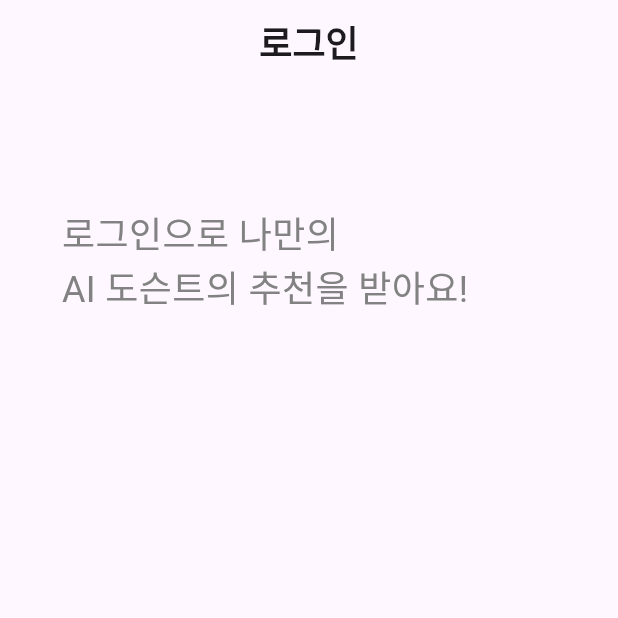
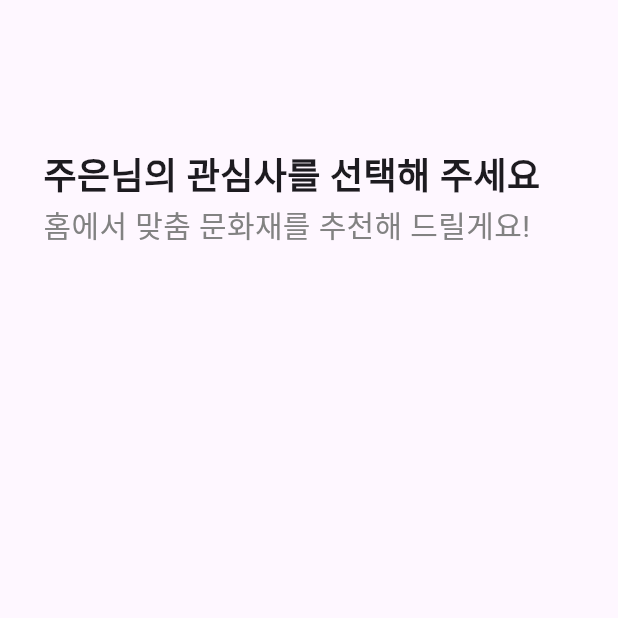
Before and after one commit to qkrtnwjd4212/sw_univ_digital_competition, a Flutter app: the screen it shows after launch, on a phone screen of 412 x 824 dp, the top half of it. Run offline on Flutter 3.47's test engine with Material 3 defaults, Android fonts, the phone set to English and light mode, and no system bars.

Commit message:
/#1/OAuth 기타등등

```diff
--- /dev/null
+++ b/lib/OAuth/interest_selection.dart
@@ -0,0 +1,47 @@
+import 'package:docent/commons/color_pallet.dart';
+import 'package:flutter/material.dart';
+
+class SelectionScreen extends StatefulWidget {
+  const SelectionScreen({super.key});
+
+  @override
+  State<SelectionScreen> createState() => _SelectionScreenState();
+}
+
+class _SelectionScreenState extends State<SelectionScreen> {
+  var username = "주은";
+
+  @override
+  Widget build(BuildContext context) {
+    ColorPallet colorPallet = ColorPallet();
+    final double height = MediaQuery.of(context).size.height;
+    final double width = MediaQuery.of(context).size.width;
+
+    return Scaffold(
+      body: Column(
+        children: [
+          Container(
+            margin: EdgeInsets.fromLTRB(width * 0.07, height * 0.12, width * 0.07, height * 0.05),
+            child: Column(
+                crossAxisAlignment: CrossAxisAlignment.start,
+                children: [
+                  Text("${username}님의 관심사를 선택해 주세요",
+                    style: TextStyle(
+                      fontSize: 24,
+                      fontWeight: FontWeight.bold,
+                    ),
+                  ),
+                  Text("홈에서 맞춤 문화재를 추천해 드릴게요!",
+                    style: TextStyle(
+                      fontSize: 20,
+                      color: colorPallet.gray_82,
+                    ),
+                  )
+              ]
+            ),
+          )
+        ],
+      ),
+    );
+  }
+}
--- a/lib/main.dart
+++ b/lib/main.dart
@@ -1,3 +1,4 @@
+import 'package:docent/OAuth/interest_selection.dart';
 import 'package:flutter/material.dart';
 import 'OAuth/login_UI.dart';
 
@@ -12,7 +13,7 @@
   @override
   Widget build(BuildContext context) {
     return MaterialApp(
-      home: LoginScreen(),
+      home: SelectionScreen(),
     );
   }
 }
```
Also changed, not shown: lib/docent_chat/generate_explanation.dart (added), lib/docent_chat/play_explanation.dart (added).
